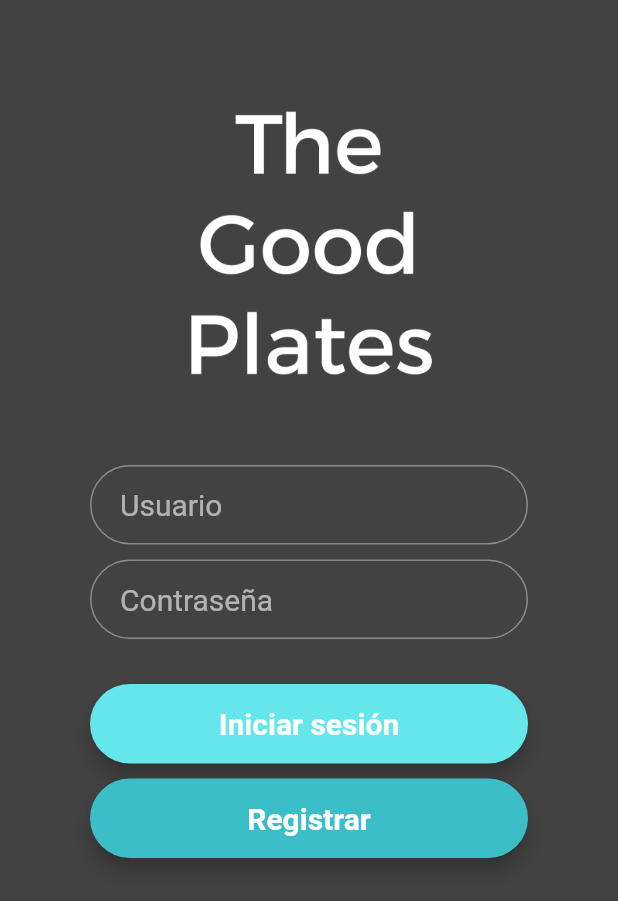
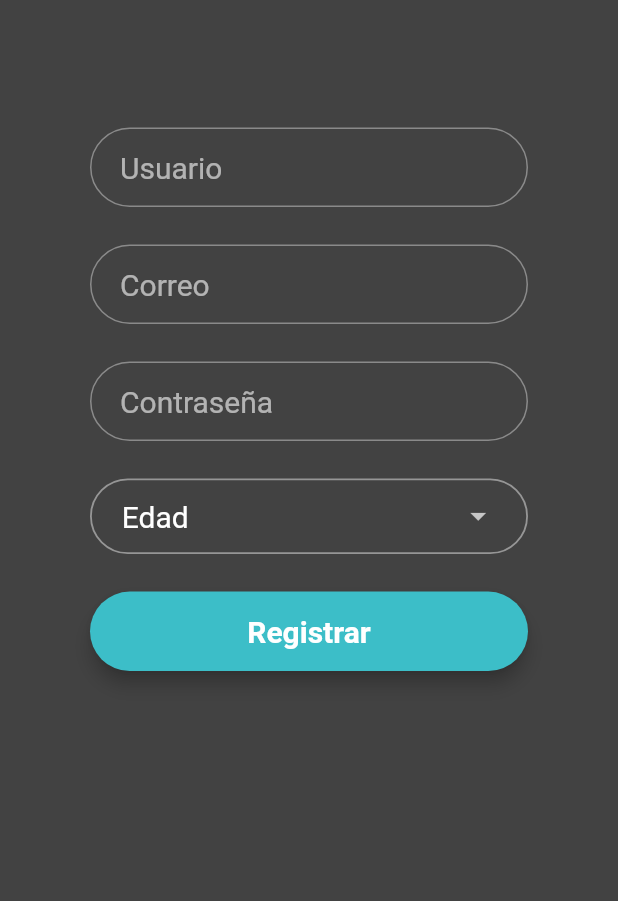
Before and after one commit to FenriRuiz/The_Good_Plate, a Flutter app: the screen it shows after launch, after a tap on "Registrar", on a phone screen of 412 x 824 dp. Shown: the top 901 px of the screen. Run offline on Flutter 3.47's test engine with Material 2 defaults, Android fonts, the phone set to English and light mode, and no system bars; Roboto replaces fonts that are missing (Montserrat).

```diff
--- a/lib/rutas/login.dart
+++ b/lib/rutas/login.dart
@@ -1,5 +1,6 @@
 import "package:flutter/material.dart";
 import 'package:the_good_plate/rutas/restaurantes_recomendados.dart';
+import 'package:the_good_plate/rutas/registrar.dart';
 
 class LoginActivity extends StatefulWidget{
   @override
@@ -60,7 +61,12 @@ class _LoginActivityState extends State<LoginActivity>{
       child: MaterialButton(
         minWidth: MediaQuery.of(context).size.width,
         padding: EdgeInsets.fromLTRB(20.0, 15.0, 20.0, 15.0),
-        onPressed: () {},
+        onPressed: () {
+          Navigator.push(
+            context,
+            buildMaterialPageRouteRegistro()
+          );
+        },
         child: Text("Registrar",
             textAlign: TextAlign.center,
             style: style.copyWith(
@@ -107,4 +113,11 @@ class _LoginActivityState extends State<LoginActivity>{
                 )
               );
   }
+  MaterialPageRoute buildMaterialPageRouteRegistro(){
+    return MaterialPageRoute(
+      builder:(
+        (BuildContext context) => RegistrarActivity()
+      )
+    );
+  }
 }
--- /dev/null
+++ b/lib/rutas/registrar.dart
@@ -0,0 +1,139 @@
+import "package:flutter/material.dart";
+
+class RegistrarActivity extends StatefulWidget {
+  @override
+  _RegistrarActivityState createState() => new _RegistrarActivityState();
+}
+
+class _RegistrarActivityState extends State<RegistrarActivity> {
+  TextStyle style = TextStyle(fontFamily: 'Montserrat', fontSize: 20.0);
+  static List _edades = [
+    "Edad",
+    "18",
+    "19",
+    "20",
+    "21",
+    "22",
+    "23",
+    "24",
+    "25",
+    "26",
+    "27",
+    "28",
+    "29",
+    "30",
+    "31"
+  ];
+  List<DropdownMenuItem<String>> _dropDownMenuItems;
+  String _currentEdad;
+  String edadesSpinnerValue = _edades[0];
+
+  @override
+  void initState() {
+    _dropDownMenuItems = getDropDownMenuItems();
+    _currentEdad = _dropDownMenuItems[0].value;
+    super.initState();
+  }
+
+  List<DropdownMenuItem<String>> getDropDownMenuItems() {
+    List<DropdownMenuItem<String>> items = new List();
+    for (String edad in _edades) {
+      items.add(new DropdownMenuItem(value: edad, child: new Text(edad)));
+    }
+    return items;
+  }
+
+  Widget build(BuildContext context) {
+    final usuarioField = TextField(
+      obscureText: false,
+      style: style,
+      decoration: InputDecoration(
+          contentPadding: EdgeInsets.fromLTRB(20.0, 15.0, 20.0, 15.0),
+          hintText: "Usuario",
+          border:
+              OutlineInputBorder(borderRadius: BorderRadius.circular(32.0))),
+    );
+    final correoField = TextField(
+      obscureText: false,
+      style: style,
+      decoration: InputDecoration(
+          contentPadding: EdgeInsets.fromLTRB(20.0, 15.0, 20.0, 15.0),
+          hintText: "Correo",
+          border:
+              OutlineInputBorder(borderRadius: BorderRadius.circular(32.0))),
+    );
+    final passwordField = TextField(
+      obscureText: true,
+      style: style,
+      decoration: InputDecoration(
+          contentPadding: EdgeInsets.fromLTRB(20.0, 15.0, 20.0, 15.0),
+          hintText: "Contraseña",
+          border:
+              OutlineInputBorder(borderRadius: BorderRadius.circular(32.0))),
+    );
+
+    final edadField = DropdownButton(
+      value: _currentEdad,
+      onChanged: changedDropDownItem,
+      items: _dropDownMenuItems,
+      style: style,
+    );
+    final registrarBtn = Material(
+      elevation: 5.0,
+      borderRadius: BorderRadius.circular(30.0),
+      color: Color.fromRGBO(60, 190, 200, 100),
+      child: MaterialButton(
+        minWidth: MediaQuery.of(context).size.width,
+        padding: EdgeInsets.fromLTRB(20.0, 15.0, 20.0, 15.0),
+        onPressed: () {},
+        child: Text("Registrar",
+            textAlign: TextAlign.center,
+            style: style.copyWith(fontWeight: FontWeight.bold)),
+      ),
+    );
+    return Scaffold(
+      body: SingleChildScrollView(
+        child: Container(
+          child: Padding(
+            padding: const EdgeInsets.all(60.0),
+            child: Column(
+              crossAxisAlignment: CrossAxisAlignment.center,
+              mainAxisAlignment: MainAxisAlignment.center,
+              children: <Widget>[
+                SizedBox(height: 25.0),
+                usuarioField,
+                SizedBox(height: 25.0),
+                correoField,
+                SizedBox(height: 25.0),
+                passwordField,
+                SizedBox(height: 25.0),
+                Container(
+                  padding: EdgeInsets.fromLTRB(20.0, 0, 20.0, 0),
+                  width: MediaQuery.of(context).size.width,
+                  child: DropdownButtonHideUnderline(child: edadField),
+                  decoration: BoxDecoration(
+                    border: Border.all(
+                      width: 1.2,
+                      color: Color.fromRGBO(150, 150, 150, 70)
+                    ),
+                    borderRadius: BorderRadius.all(
+                      Radius.circular(32.0)
+                    ),
+                  ),
+                ),
+                SizedBox(height: 25.0),
+                registrarBtn
+              ],
+            ),
+          ),
+        ),
+      ),
+    );
+  }
+
+  void changedDropDownItem(String selectedEdad) {
+    setState(() {
+      _currentEdad = selectedEdad;
+    });
+  }
+}
```
